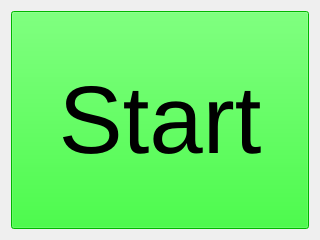
Before: the Qt Designer form linkbot_internal_dev/forms/start.ui in BaroboRobotics/linkbot-internal-dev, drawn with Qt 5.
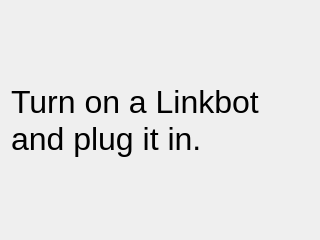
After: the same form once the commit is applied.

```diff
--- a/linkbot_internal_dev/forms/start.ui
+++ b/linkbot_internal_dev/forms/start.ui
@@ -15,23 +15,17 @@
   </property>
   <layout class="QVBoxLayout" name="verticalLayout">
    <item>
-    <widget class="QPushButton" name="pushButton_start">
-     <property name="sizePolicy">
-      <sizepolicy hsizetype="Minimum" vsizetype="Expanding">
-       <horstretch>0</horstretch>
-       <verstretch>0</verstretch>
-      </sizepolicy>
-     </property>
+    <widget class="QLabel" name="label">
      <property name="font">
       <font>
-       <pointsize>72</pointsize>
+       <pointsize>24</pointsize>
       </font>
      </property>
-     <property name="styleSheet">
-      <string notr="true">background-color: rgb(0, 255, 0);</string>
-     </property>
      <property name="text">
-      <string>Start</string>
+      <string>Turn on a Linkbot and plug it in.</string>
+     </property>
+     <property name="wordWrap">
+      <bool>true</bool>
      </property>
     </widget>
    </item>
```
